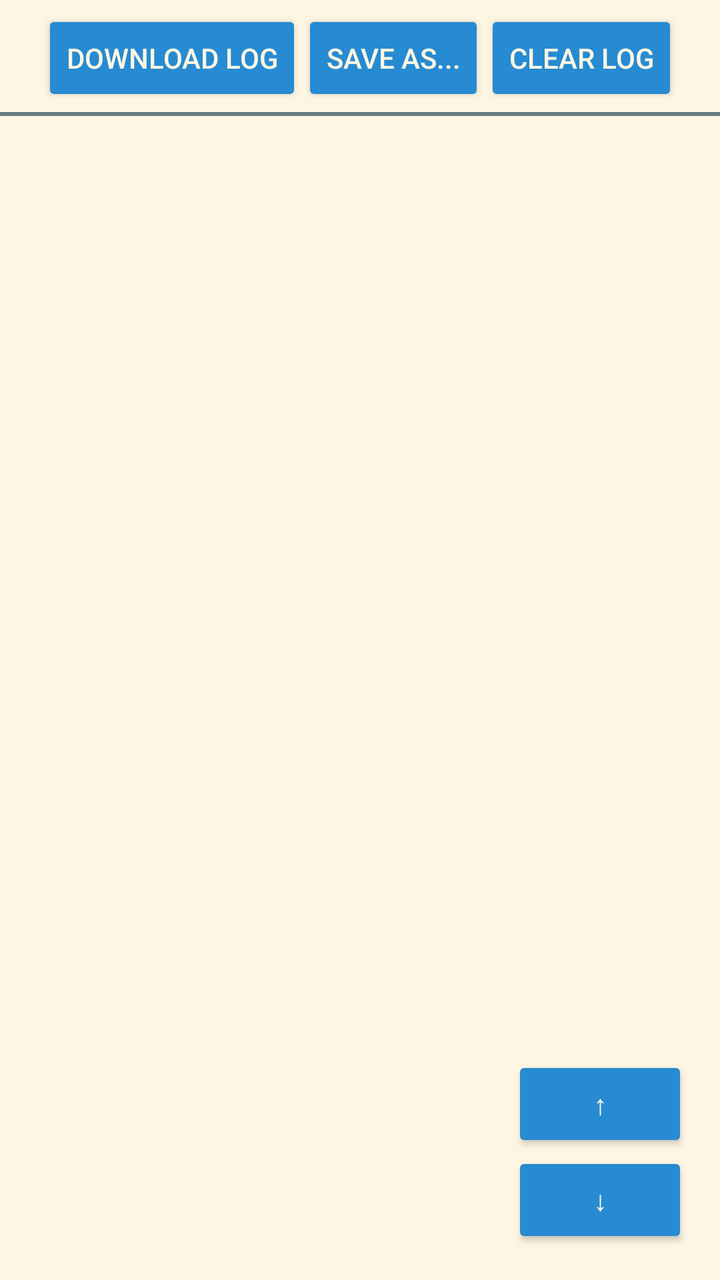
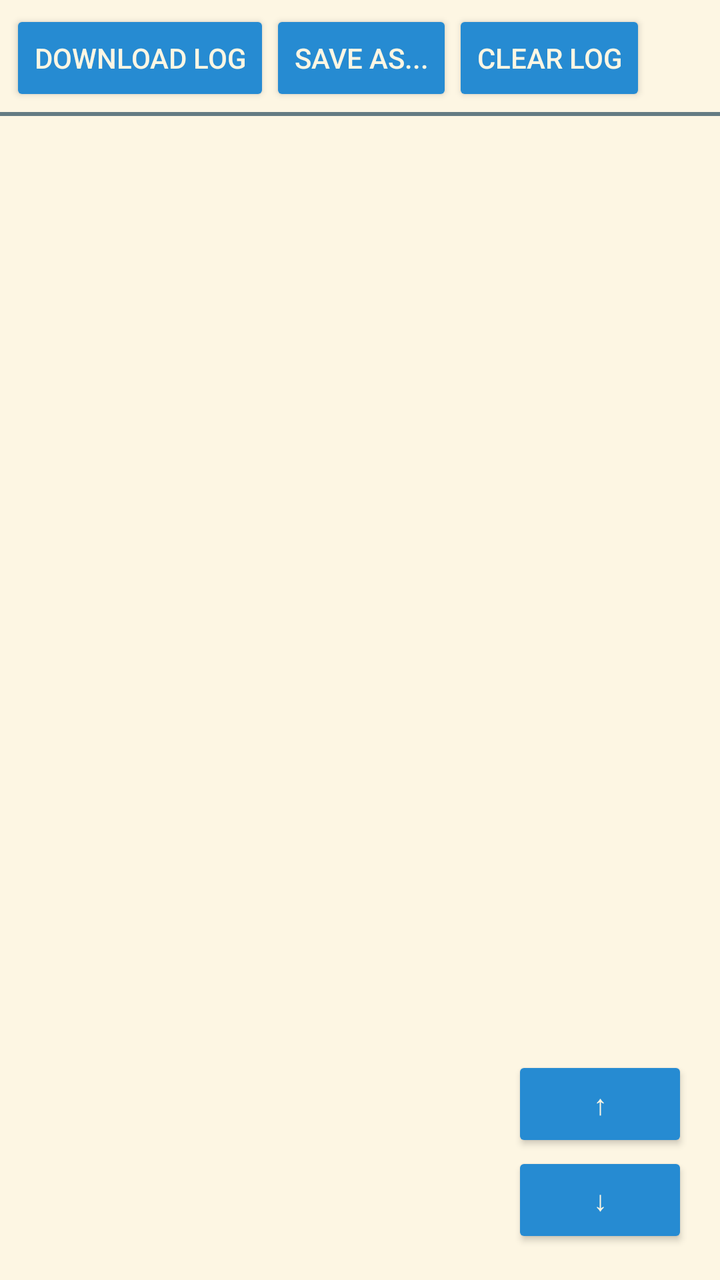

Before-and-after screenshots of an Android layout around one commit, followed by the original layout XML and the change that was made.
<!-- AndroidManifest.xml: application theme Theme.Solarized -->
<!-- res/layout/log.xml -->
<?xml version="1.0" encoding="utf-8"?>
<FrameLayout xmlns:android="http://schemas.android.com/apk/res/android"
    android:layout_width="match_parent"
    android:layout_height="match_parent">

    
    <LinearLayout
        android:id="@+id/vertical"
        android:layout_width="match_parent"
        android:layout_height="match_parent"
        android:orientation="vertical">

        
        <LinearLayout
            android:id="@+id/buttonsRow"
            android:layout_width="match_parent"
            android:layout_height="wrap_content"
            android:orientation="horizontal"
            android:gravity="center"
            android:background="@drawable/toolbar_with_border"
            android:padding="5dp">

            <Button
                android:id="@+id/btnDownload"
                android:layout_width="wrap_content"
                android:layout_height="wrap_content"
                android:text="@string/log_btnDownload" />

            <Button
                android:id="@+id/btnSave"
                android:layout_width="wrap_content"
                android:layout_height="wrap_content"
                android:text="@string/log_btnSave" />

            <Button
                android:id="@+id/btnClear"
                android:layout_width="wrap_content"
                android:layout_height="wrap_content"
                android:text="@string/log_btnClear" />
        </LinearLayout>

        
        <androidx.recyclerview.widget.RecyclerView
            android:id="@+id/rvLogs"
            android:layout_width="match_parent"
            android:layout_height="0dp"
            android:layout_weight="1"
            android:focusable="true"
            android:focusableInTouchMode="true" />
    </LinearLayout>

    
    <LinearLayout
        android:id="@+id/overlayButtons"
        android:layout_width="wrap_content"
        android:layout_height="wrap_content"
        android:orientation="vertical"
        android:layout_gravity="end|bottom"
        android:padding="8dp"
        android:elevation="6dp"
        android:layout_marginEnd="8dp"
        android:layout_marginBottom="8dp">

        <Button
            android:id="@+id/btnUp"
            android:layout_width="wrap_content"
            android:layout_height="wrap_content"
            android:text="@string/log_btnUp" />

        <Button
            android:id="@+id/btnDown"
            android:layout_width="wrap_content"
            android:layout_height="wrap_content"
            android:text="@string/log_btnDown" />
    </LinearLayout>

</FrameLayout>
<!-- resources referenced by this layout -->
<resources>
  <!-- drawable toolbar_with_border (drawable) -->
  <?xml version="1.0" encoding="utf-8"?>
  <layer-list xmlns:android="http://schemas.android.com/apk/res/android">
  
      
      <item>
          <shape android:shape="rectangle">
              <solid android:color="?attr/android:colorBackground"/>
          </shape>
      </item>
  
      
      <item android:gravity="bottom">
          <shape android:shape="rectangle">
              <size android:height="2dp"/>
              <solid android:color="?attr/android:textColor"/> 
          </shape>
      </item>
  
  </layer-list>
  <string name="log_btnClear">Clear log</string>
  <string name="log_btnDown">↓</string>
  <string name="log_btnDownload">Download log</string>
  <string name="log_btnSave">Save as...</string>
  <string name="log_btnUp">↑</string>
  <style name="Theme.Solarized" parent="Theme.AppCompat.Light.NoActionBar">
          <item name="colorPrimary">@color/sol_base2</item>
          <item name="colorPrimaryDark">@color/sol_base1</item>
          <item name="colorAccent">@color/sol_blue</item>
  
          <item name="android:windowBackground">@color/sol_base3</item>
          <item name="android:colorBackground">@color/sol_base3</item>
          <item name="android:textColor">@color/sol_base00</item>
          <item name="colorOnPrimary">@color/sol_base00</item>
          <item name="android:textColorSecondary">@color/sol_base01</item>
  
          <item name="android:textViewStyle">@style/Solarized.TextView.Light</item>
          <item name="android:editTextStyle">@style/Solarized.EditText.Light</item>
          <item name="android:buttonStyle">@style/Solarized.Button.Light</item>
          <item name="android:checkboxStyle">@style/Solarized.CheckBox.Light</item>
      </style>
  <color name="sol_base2">#eee8d5</color>
  <color name="sol_base1">#93a1a1</color>
  <color name="sol_blue">#268bd2</color>
  <color name="sol_base3">#fdf6e3</color>
  <color name="sol_base00">#657b83</color>
  <color name="sol_base01">#586e75</color>
  <style name="Solarized.TextView.Light" parent="TextAppearance.AppCompat">
          <item name="android:textColor">@color/sol_base00</item>
      </style>
  <style name="Solarized.EditText.Light" parent="Widget.AppCompat.EditText">
          <item name="android:textColor">@color/sol_base00</item>
          <item name="android:textColorHint">@color/sol_base01</item>
          <item name="android:backgroundTint">@color/sol_base1</item>
      </style>
  <style name="Solarized.Button.Light" parent="Widget.AppCompat.Button">
          <item name="android:textColor">@color/sol_base3</item>
          <item name="android:backgroundTint">@color/sol_blue</item>
      </style>
  <style name="Solarized.CheckBox.Light" parent="Widget.AppCompat.CompoundButton.CheckBox">
          <item name="android:textColor">@color/sol_base00</item>
          <item name="buttonTint">@color/sol_cyan</item>
      </style>
  <color name="sol_cyan">#2aa198</color>
</resources>

<!-- the commit's change to res/layout/log.xml (unified diff, before → after) -->
@@ -1,4 +1,3 @@
-<?xml version="1.0" encoding="utf-8"?>
 <FrameLayout xmlns:android="http://schemas.android.com/apk/res/android"
     android:layout_width="match_parent"
     android:layout_height="match_parent">
@@ -11,33 +10,40 @@
         android:orientation="vertical">
 
         
-        <LinearLayout
-            android:id="@+id/buttonsRow"
+        <HorizontalScrollView
             android:layout_width="match_parent"
             android:layout_height="wrap_content"
-            android:orientation="horizontal"
-            android:gravity="center"
-            android:background="@drawable/toolbar_with_border"
-            android:padding="5dp">
+            android:fillViewport="true"
+            android:scrollbars="none">
 
-            <Button
-                android:id="@+id/btnDownload"
+            <LinearLayout
+                android:id="@+id/buttonsRow"
                 android:layout_width="wrap_content"
                 android:layout_height="wrap_content"
-                android:text="@string/log_btnDownload" />
+                android:orientation="horizontal"
+                android:gravity="center_vertical"
+                android:background="@drawable/toolbar_with_border"
+                android:padding="5dp">
 
-            <Button
-                android:id="@+id/btnSave"
-                android:layout_width="wrap_content"
-                android:layout_height="wrap_content"
-                android:text="@string/log_btnSave" />
+                <Button
+                    android:id="@+id/btnDownload"
+                    android:layout_width="wrap_content"
+                    android:layout_height="wrap_content"
+                    android:text="@string/log_btnDownload" />
 
-            <Button
-                android:id="@+id/btnClear"
-                android:layout_width="wrap_content"
-                android:layout_height="wrap_content"
-                android:text="@string/log_btnClear" />
-        </LinearLayout>
+                <Button
+                    android:id="@+id/btnSave"
+                    android:layout_width="wrap_content"
+                    android:layout_height="wrap_content"
+                    android:text="@string/log_btnSave" />
+
+                <Button
+                    android:id="@+id/btnClear"
+                    android:layout_width="wrap_content"
+                    android:layout_height="wrap_content"
+                    android:text="@string/log_btnClear" />
+            </LinearLayout>
+        </HorizontalScrollView>
 
         
         <androidx.recyclerview.widget.RecyclerView
